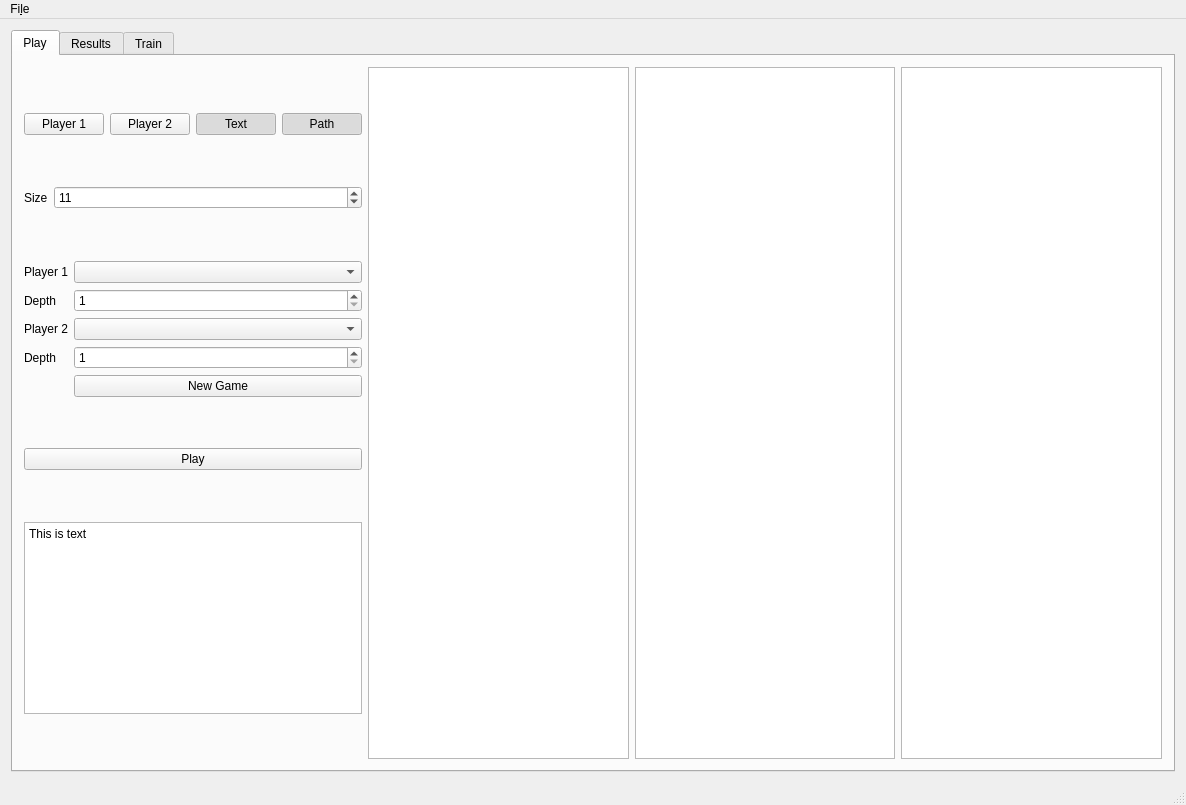
This is TIPE_Hex_QT/mainwindow.ui in Phyronnaz/TIPE_Hex as Qt 5 draws it before an edit. The edited form follows.
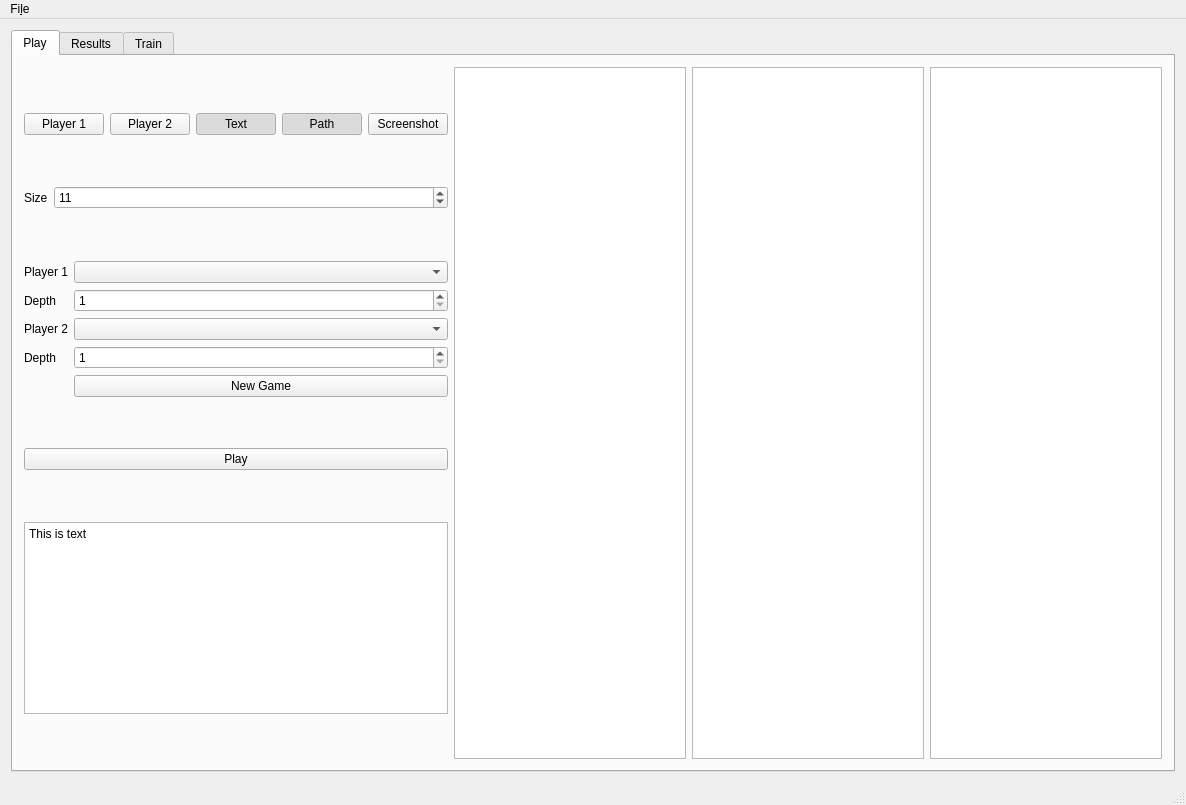
This is the edited form. The open tabs and pages were chosen to show the change.

The edit to the form file:
```diff
--- a/TIPE_Hex_QT/mainwindow.ui
+++ b/TIPE_Hex_QT/mainwindow.ui
@@ -196,6 +196,13 @@
               </property>
              </widget>
             </item>
+            <item>
+             <widget class="QPushButton" name="pushButtonScreenshot">
+              <property name="text">
+               <string>Screenshot</string>
+              </property>
+             </widget>
+            </item>
            </layout>
           </item>
           <item row="4" column="0">
```
Left out of the diff: 6 changed lines with no effect on the pictures.
